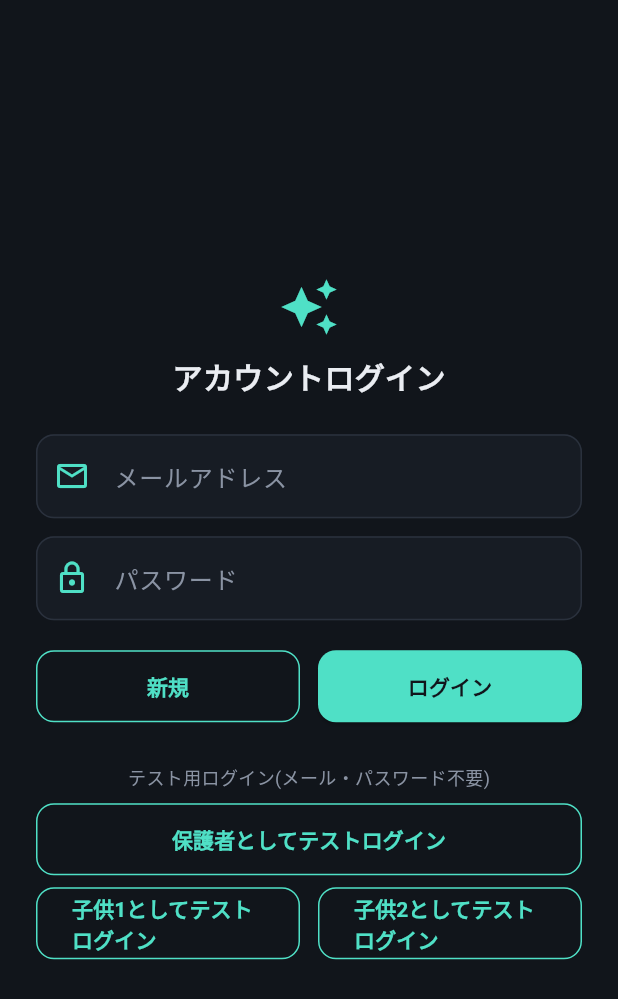
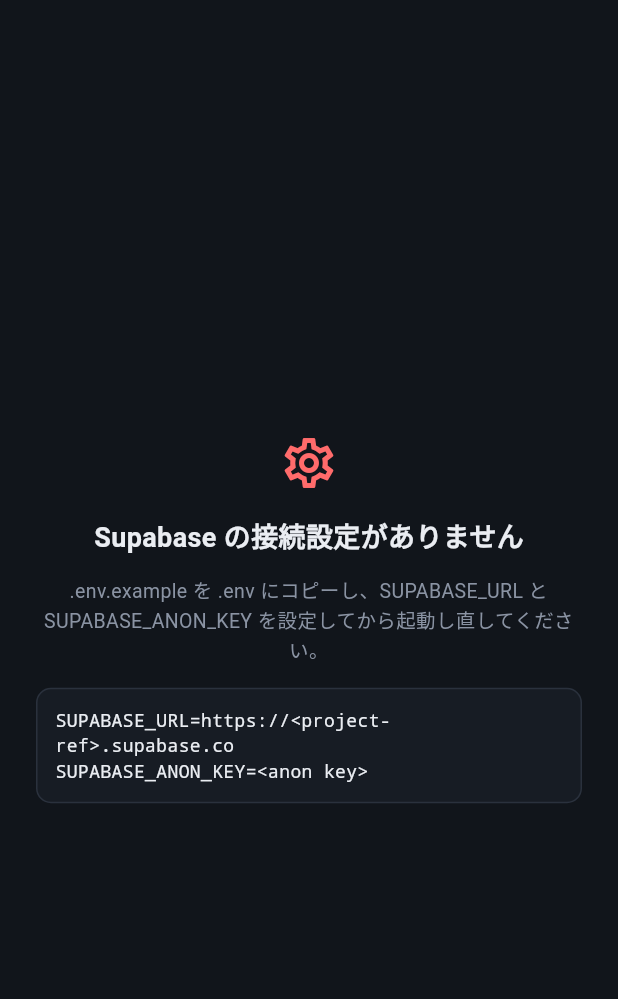
Before and after one commit to DIGIT-KITAQ-2026/Yellow_SNSeducation, a Flutter app: the screen it shows after launch, on a phone screen of 412 x 824 dp. Shown: the top 999 px of the screen. Run offline on Flutter 3.47's test engine with Material 3 defaults, Android fonts, the phone set to English and light mode, and no system bars; our stand-ins replace flutter_dotenv, supabase_flutter; accounts and stored records are empty.

Commit message:
ログイン機能接続

```diff
--- a/lib/main.dart
+++ b/lib/main.dart
@@ -1,11 +1,27 @@
 import 'package:flutter/material.dart';
+import 'package:flutter_dotenv/flutter_dotenv.dart';
+import 'package:supabase_flutter/supabase_flutter.dart';
 
+import 'screens/auth_gate.dart';
 import 'screens/child_signup_screen.dart';
-import 'screens/login_screen.dart';
+import 'screens/missing_config_screen.dart';
 import 'screens/parent_signup_screen.dart';
+import 'supabase_config.dart';
 import 'theme/app_colors.dart';
 
-void main() {
+Future<void> main() async {
+  WidgetsFlutterBinding.ensureInitialized();
+  try {
+    await dotenv.load();
+  } catch (_) {
+    // No .env file yet: MissingConfigScreen below explains what to do.
+  }
+  if (SupabaseConfig.isConfigured) {
+    await Supabase.initialize(
+      url: SupabaseConfig.url,
+      publishableKey: SupabaseConfig.anonKey,
+    );
+  }
   runApp(const MyApp());
 }
 
@@ -26,7 +42,8 @@
       ),
       initialRoute: '/',
       routes: {
-        '/': (_) => const LoginScreen(),
+        '/': (_) =>
+            SupabaseConfig.isConfigured ? const AuthGate() : const MissingConfigScreen(),
         '/signup/parent': (_) => const ParentSignupScreen(),
         '/signup/child': (_) => const ChildSignupScreen(),
       },
--- /dev/null
+++ b/lib/screens/missing_config_screen.dart
@@ -0,0 +1,67 @@
+import 'package:flutter/material.dart';
+
+import '../theme/app_colors.dart';
+
+/// Shown instead of the app when SUPABASE_URL / SUPABASE_ANON_KEY aren't
+/// set in .env, so the failure is readable rather than a crash deep inside
+/// the Supabase client.
+class MissingConfigScreen extends StatelessWidget {
+  const MissingConfigScreen({super.key});
+
+  @override
+  Widget build(BuildContext context) {
+    return Scaffold(
+      backgroundColor: AppColors.background,
+      body: SafeArea(
+        child: Center(
+          child: Padding(
+            padding: const EdgeInsets.all(24),
+            child: ConstrainedBox(
+              constraints: const BoxConstraints(maxWidth: 420),
+              child: Column(
+                mainAxisSize: MainAxisSize.min,
+                children: [
+                  const Icon(Icons.settings_outlined, color: AppColors.error, size: 40),
+                  const SizedBox(height: 16),
+                  const Text(
+                    'Supabase の接続設定がありません',
+                    style: TextStyle(
+                      color: AppColors.textPrimary,
+                      fontSize: 18,
+                      fontWeight: FontWeight.w600,
+                    ),
+                  ),
+                  const SizedBox(height: 12),
+                  const Text(
+                    '.env.example を .env にコピーし、'
+                    'SUPABASE_URL と SUPABASE_ANON_KEY を設定してから起動し直してください。',
+                    textAlign: TextAlign.center,
+                    style: TextStyle(color: AppColors.textSecondary, fontSize: 13),
+                  ),
+                  const SizedBox(height: 16),
+                  Container(
+                    padding: const EdgeInsets.all(12),
+                    decoration: BoxDecoration(
+                      color: AppColors.surface,
+                      borderRadius: BorderRadius.circular(10),
+                      border: Border.all(color: AppColors.fieldBorder),
+                    ),
+                    child: const Text(
+                      'SUPABASE_URL=https://<project-ref>.supabase.co\n'
+                      'SUPABASE_ANON_KEY=<anon key>',
+                      style: TextStyle(
+                        color: AppColors.textPrimary,
+                        fontFamily: 'monospace',
+                        fontSize: 12,
+                      ),
+                    ),
+                  ),
+                ],
+              ),
+            ),
+          ),
+        ),
+      ),
+    );
+  }
+}
--- /dev/null
+++ b/lib/supabase_config.dart
@@ -0,0 +1,19 @@
+import 'package:flutter_dotenv/flutter_dotenv.dart';
+
+/// Supabase connection settings, loaded from the .env file at startup
+/// (see main.dart) so no keys are committed. Copy .env.example to .env
+/// and fill in the real values.
+class SupabaseConfig {
+  static String get url => dotenv.get('SUPABASE_URL', fallback: '');
+  static String get anonKey => dotenv.get('SUPABASE_ANON_KEY', fallback: '');
+
+  static bool get isConfigured => url.isNotEmpty && anonKey.isNotEmpty;
+
+  /// Shared password for the seeded demo accounts behind the test login
+  /// buttons. Override via TEST_PASSWORD in .env.
+  static String get testPassword => dotenv.get('TEST_PASSWORD', fallback: 'test1234');
+
+  static const testParentEmail = 'parent@example.com';
+  static const testChild1Email = 'child1@example.com';
+  static const testChild2Email = 'child2@example.com';
+}
--- /dev/null
+++ b/lib/utils/auth_errors.dart
@@ -0,0 +1,69 @@
+import 'package:flutter/foundation.dart';
+import 'package:supabase_flutter/supabase_flutter.dart';
+
+const _networkMessage = '通信に失敗しました。接続を確認してください';
+
+/// Turns a Supabase failure into the Japanese message shown under a field.
+String authErrorMessage(Object error) {
+  // The messages below are deliberately vague, so keep the raw failure
+  // visible while developing.
+  if (kDebugMode) debugPrint('authErrorMessage: $error');
+
+  if (error is AuthRetryableFetchException) return _networkMessage;
+
+  if (error is AuthException) {
+    final message = error.message;
+    if (error.code == 'email_not_confirmed') {
+      return 'メールアドレスの確認が完了していません。確認メールのリンクを開いてください';
+    }
+    if (error.code == 'over_email_send_rate_limit') {
+      return 'しばらく待ってから再度お試しください';
+    }
+    // Supabase側でメールプロバイダが無効。ユーザー操作では解消できない。
+    if (error.code == 'email_provider_disabled' ||
+        message.contains('Email signups are disabled')) {
+      return 'サーバー側でメール登録が無効になっています。管理者にお問い合わせください';
+    }
+    if (message.contains('Invalid login credentials')) {
+      return 'メールアドレスまたはパスワードが正しくありません';
+    }
+    if (message.contains('already registered')) {
+      return 'このメールアドレスは既に登録されています';
+    }
+    if (message.contains('Password should be at least')) {
+      return 'パスワードは6文字以上で入力してください';
+    }
+    if (message.contains('is invalid')) {
+      return 'メールアドレスの形式が正しくありません';
+    }
+    if (message.contains('rate limit')) {
+      return 'しばらく待ってから再度お試しください';
+    }
+    return 'ログインに失敗しました';
+  }
+
+  if (error is PostgrestException) {
+    final message = error.message;
+    if (message.contains('No group found for code')) {
+      return 'グループコードが見つかりません';
+    }
+    if (message.contains('already has a profile')) {
+      return 'このアカウントは既に登録済みです';
+    }
+    // 23502 here means the RPC ran without auth.uid(), i.e. no session.
+    if (error.code == '23502' ||
+        message.contains('created_by') ||
+        message.contains('not-null')) {
+      return '登録処理でセッションが確立できませんでした。ログインし直してから再度お試しください';
+    }
+    return '登録に失敗しました。時間をおいて再度お試しください';
+  }
+
+  final text = error.toString();
+  if (text.contains('SocketException') ||
+      text.contains('Failed host lookup') ||
+      text.contains('ClientException')) {
+    return _networkMessage;
+  }
+  return 'エラーが発生しました';
+}
--- a/lib/utils/validators.dart
+++ b/lib/utils/validators.dart
@@ -15,3 +15,11 @@
   if (!isValidEmail(trimmed)) return 'メールアドレスの形式が正しくありません';
   return null;
 }
+
+/// Mirrors the 6-character minimum Supabase enforces (supabase/config.toml),
+/// so a too-short password is caught before the signUp round trip.
+String? validatePassword(String value) {
+  if (value.isEmpty) return '入力されていません';
+  if (value.length < 6) return 'パスワードは6文字以上で入力してください';
+  return null;
+}
```
Also changed, not shown: lib/models/signup_draft.dart (+2 -11 lines), lib/models/user_profile.dart (added, +35 -0 lines), lib/screens/auth_gate.dart (added, +121 -0 lines), lib/screens/credentials_screen.dart (+116 -13 lines), lib/screens/home_screen.dart (+19 -19 lines), lib/screens/login_screen.dart (+50 -20 lines), lib/screens/parent_signup_screen.dart (+6 -15 lines), lib/services/auth_service.dart (added, +73 -0 lines), pubspec.yaml (+4 -3 lines), pubspec.lock, 9 other files.
